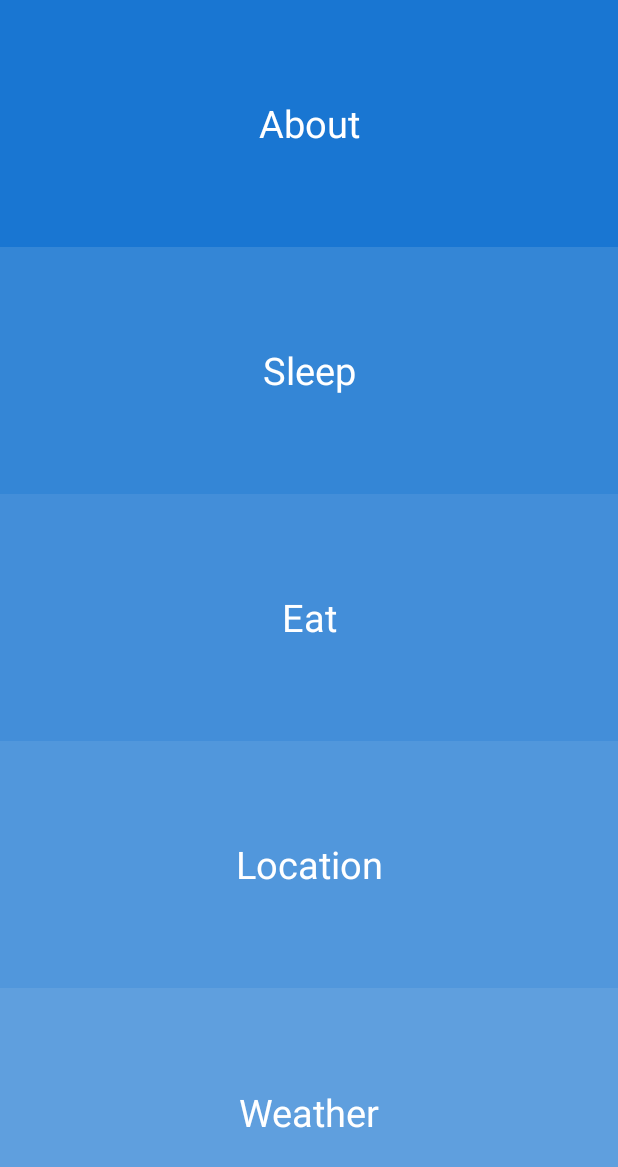
After one commit to erikarzumanyan/TravelManager, an Android app: the layout fragment_sight.xml on its own in the app's theme, with its tools: preview values and no code run, on a phone screen of 412 x 824 dp. The commit adds this screen. Shown: the top 1167 px of the screen. Run offline under Robolectric (Android 15) with nearby library versions, the phone set to English and light mode, and no system bars.

```diff
--- a/app/src/main/AndroidManifest.xml
+++ b/app/src/main/AndroidManifest.xml
@@ -16,7 +16,7 @@
         <activity
             android:name=".NavigationDrawerActivity"
             android:label="@string/app_name"
-            android:theme="@style/Theme.AppCompat.DayNight.NoActionBar">
+            android:theme="@style/AppTheme.NoActionBar">
             <intent-filter>
                 <action android:name="android.intent.action.MAIN"/>
 
--- a/app/src/main/java/com/uniquemiban/travelmanager/Constants.java
+++ b/app/src/main/java/com/uniquemiban/travelmanager/Constants.java
@@ -3,4 +3,6 @@ package com.uniquemiban.travelmanager;
 public class Constants {
 
     public static final String FIREBASE_SIGHTS = "Sights";
+
+    public static final String SHARED_PREFS = "shared_preferences";
 }
--- a/app/src/main/java/com/uniquemiban/travelmanager/login/RegisterActivity.java
+++ b/app/src/main/java/com/uniquemiban/travelmanager/login/RegisterActivity.java
@@ -14,6 +14,7 @@ import com.google.android.gms.tasks.OnCompleteListener;
 import com.google.android.gms.tasks.Task;
 import com.google.firebase.auth.AuthResult;
 import com.google.firebase.auth.FirebaseAuth;
+import com.google.firebase.database.DatabaseReference;
 import com.google.firebase.database.FirebaseDatabase;
 import com.uniquemiban.travelmanager.NavigationDrawerActivity;
 import com.uniquemiban.travelmanager.R;
@@ -62,6 +63,7 @@ public class RegisterActivity extends AppCompatActivity {
                     Toast.makeText(RegisterActivity.this, "Repeated Password != Password", Toast.LENGTH_LONG).show();
                     return;
                 }
+
                 FirebaseAuth auth = FirebaseAuth.getInstance();
                 auth.createUserWithEmailAndPassword(mEmailEditText.getText().toString(), mPasswordEditText.getText().toString())
                         .addOnCompleteListener(new OnCompleteListener<AuthResult>() {
@@ -72,6 +74,7 @@ public class RegisterActivity extends AppCompatActivity {
                                                                                     .child("Name").setValue(mNameEditText.getText().toString());
                                     Toast.makeText(RegisterActivity.this, "Account Was Created!", Toast.LENGTH_LONG).show();
                                     startActivity(new Intent(RegisterActivity.this, NavigationDrawerActivity.class));
+                                    finish();
                                 } else {
                                     Toast.makeText(RegisterActivity.this, pTask.getException().toString(), Toast.LENGTH_LONG).show();
                                 }
--- a/app/src/main/res/layout/activity_register.xml
+++ b/app/src/main/res/layout/activity_register.xml
@@ -1,5 +1,5 @@
 <?xml version="1.0" encoding="utf-8"?>
-<android.support.v7.widget.CardView
+<RelativeLayout
     xmlns:android="http://schemas.android.com/apk/res/android"
     xmlns:tools="http://schemas.android.com/tools"
     android:layout_width="match_parent"
@@ -102,4 +102,4 @@
 
     </LinearLayout>
 
-</android.support.v7.widget.CardView>
+</RelativeLayout>
--- /dev/null
+++ b/app/src/main/res/layout/fragment_sight.xml
@@ -0,0 +1,75 @@
+<?xml version="1.0" encoding="utf-8"?>
+<LinearLayout
+    xmlns:android="http://schemas.android.com/apk/res/android"
+    android:orientation="vertical"
+    android:layout_width="match_parent"
+    android:layout_height="match_parent"
+    android:layout_columnWeight="8">
+
+    <ImageView
+        android:id="@+id/image_view_sight_sight_fragment"
+        android:layout_width="match_parent"
+        android:layout_height="wrap_content"
+        android:scaleType="centerCrop"/>
+
+    <TextView
+        android:id="@+id/text_view_about_sight_fragment"
+        android:layout_width="match_parent"
+        android:layout_height="0dp"
+        android:layout_weight="1"
+        android:gravity="center"
+        android:textSize="25sp"
+        android:textColor="#FFFFFF"
+        android:text="About"
+        android:background="#FF1976D2"
+        android:layout_above="@+id/text_view_sleep_sight_fragment"/>
+
+    <TextView
+        android:id="@+id/text_view_sleep_sight_fragment"
+        android:layout_width="match_parent"
+        android:layout_height="0dp"
+        android:layout_weight="1"
+        android:gravity="center"
+        android:textSize="25sp"
+        android:textColor="#FFFFFF"
+        android:text="Sleep"
+        android:background="#DF1976D2"
+        android:layout_above="@+id/text_view_eat_sight_fragment"/>
+
+    <TextView
+        android:id="@+id/text_view_eat_sight_fragment"
+        android:layout_width="match_parent"
+        android:layout_height="0dp"
+        android:layout_weight="1"
+        android:gravity="center"
+        android:textSize="25sp"
+        android:textColor="#FFFFFF"
+        android:text="Eat"
+        android:background="#CF1976D2"
+        android:layout_above="@+id/text_view_location_sight_fragment"/>
+
+    <TextView
+        android:id="@+id/text_view_location_sight_fragment"
+        android:layout_width="match_parent"
+        android:layout_height="0dp"
+        android:layout_weight="1"
+        android:gravity="center"
+        android:textSize="25sp"
+        android:textColor="#FFFFFF"
+        android:text="Location"
+        android:background="#BF1976D2"
+        android:layout_above="@+id/text_view_weather_sight_fragment"/>
+
+    <TextView
+        android:id="@+id/text_view_weather_sight_fragment"
+        android:layout_width="match_parent"
+        android:layout_height="0dp"
+        android:layout_weight="1"
+        android:gravity="center"
+        android:textSize="25sp"
+        android:textColor="#FFFFFF"
+        android:text="Weather"
+        android:background="#AF1976D2"
+        android:layout_alignParentBottom="true"/>
+
+</LinearLayout>
```
Also changed, not shown: app/src/main/java/com/uniquemiban/travelmanager/NavigationDrawerActivity.java (+20 -4 lines), app/src/main/java/com/uniquemiban/travelmanager/SightFragment.java (added, +56 -0 lines), app/src/main/java/com/uniquemiban/travelmanager/SightsListFragment.java (+19 -1 lines), app/src/main/java/com/uniquemiban/travelmanager/login/LoginActivity.java (+8 -0 lines).
